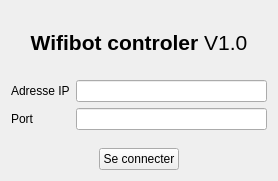
Above: connection.ui from Tornadeur/Wifibot-Controler before the change. Below: the same form after it.
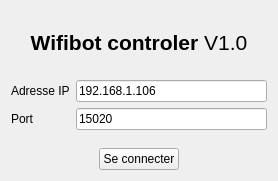
That is the form after the change. Icons and pictures are not drawn.

Commit message: Mise en place des boutons webcams/robot

Diff of the .ui file:
```diff
--- a/connection.ui
+++ b/connection.ui
@@ -40,7 +40,11 @@
         </widget>
        </item>
        <item row="0" column="1">
-        <widget class="QLineEdit" name="lineEdit"/>
+        <widget class="QLineEdit" name="lineEdit">
+         <property name="text">
+          <string>192.168.1.106</string>
+         </property>
+        </widget>
        </item>
        <item row="1" column="0">
         <widget class="QLabel" name="label_3">
@@ -50,7 +54,11 @@
         </widget>
        </item>
        <item row="1" column="1">
-        <widget class="QLineEdit" name="lineEdit_2"/>
+        <widget class="QLineEdit" name="lineEdit_2">
+         <property name="text">
+          <string>15020</string>
+         </property>
+        </widget>
        </item>
       </layout>
      </item>
```
The commit also changes 2 other files.
